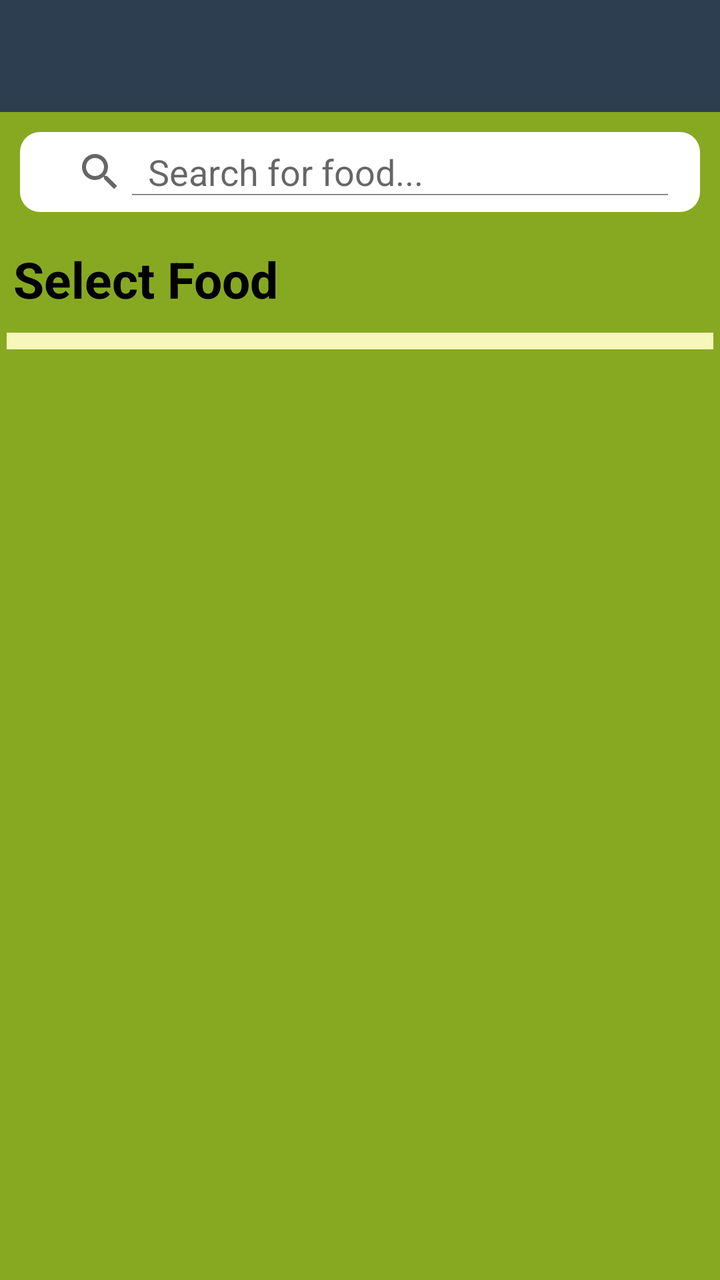
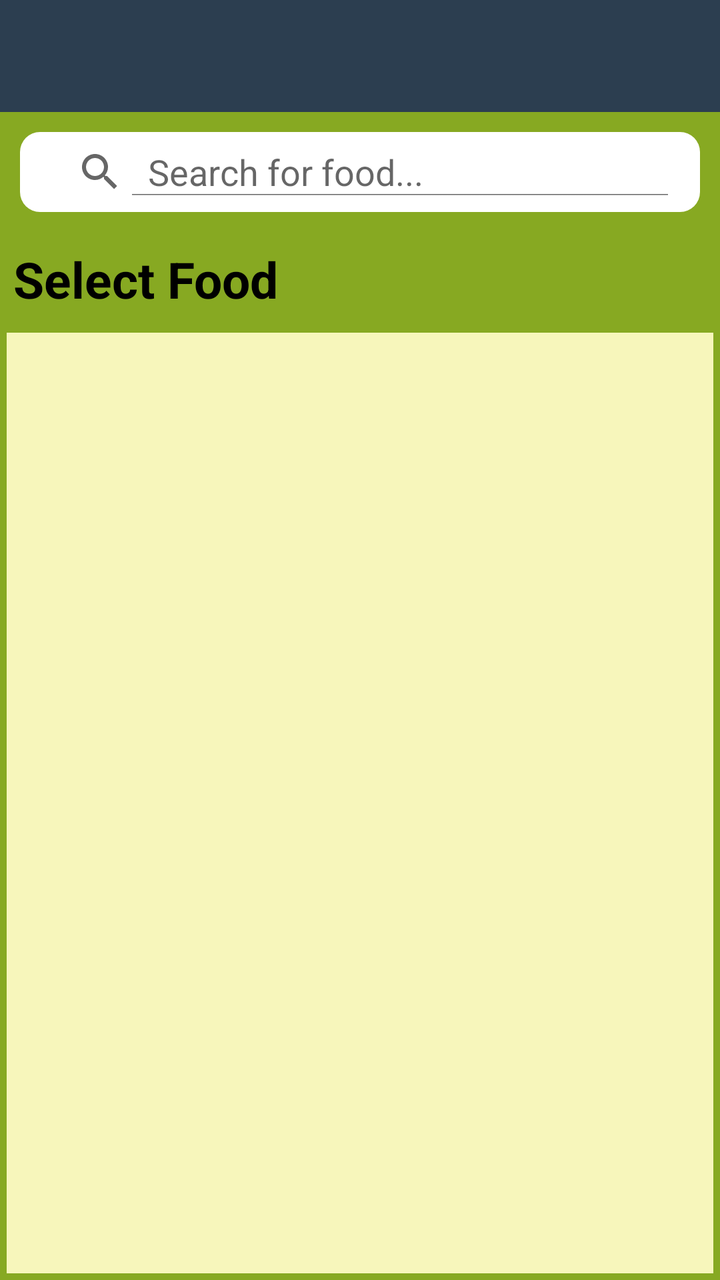

An Android layout rendered at two revisions. The XML below is the earlier revision; the diff shows what the commit changed to produce the second picture.
<!-- AndroidManifest.xml: application theme AppTheme -->
<!-- res/layout/homepage.xml -->
<LinearLayout android:orientation="vertical" android:minWidth="25px" android:minHeight="25px" android:layout_width="match_parent" android:layout_height="match_parent" android:id="@+id/linearLayout1" android:background="@android:color/holo_blue_dark" xmlns:android="http://schemas.android.com/apk/res/android"><com.google.android.material.appbar.AppBarLayout android:layout_width="match_parent" android:layout_height="wrap_content" android:theme="@style/AppTheme.AppBarOverlay"><androidx.appcompat.widget.Toolbar android:id="@+id/toolbar" android:layout_width="match_parent" android:layout_height="?attr/actionBarSize" android:background="?attr/colorPrimary" /></com.google.android.material.appbar.AppBarLayout><LinearLayout android:orientation="vertical" android:id="@+id/linearLayout2" android:layout_width="match_parent" android:layout_height="match_parent" android:background="#87A922"><SearchView android:layout_width="match_parent" android:layout_height="40dp" android:layout_margin="10dp" android:background="@drawable/search_view_background" android:id="@+id/searchfood" android:gravity="center_horizontal" android:queryHint="Search for food..." android:iconifiedByDefault="false" /><TextView android:text="Select Food" android:textAppearance="?android:attr/textAppearanceLarge" android:layout_width="match_parent" android:layout_height="wrap_content" android:textStyle="bold" android:textSize="25dp" android:textColor="#000000" android:paddingLeft="20px" android:paddingTop="20px" android:paddingBottom="20px" android:fontFamily="" /><ScrollView android:id="@+id/linearLayout2" android:layout_width="wrap_content" android:layout_height="wrap_content" android:minWidth="25px" android:minHeight="25px" android:layout_margin="10px" android:background="#F7F6BB" android:orientation="vertical"><ListView android:layout_width="match_parent" android:layout_height="match_parent" android:id="@+id/listview1" android:layout_weight="1" /></ScrollView></LinearLayout></LinearLayout>
<!-- resources referenced by this layout -->
<resources>
  <!-- drawable search_view_background (drawable) -->
  <shape xmlns:android="http://schemas.android.com/apk/res/android"><solid android:color="#FFFFFF" /><corners android:radius="10dp" /><padding android:left="8dp" android:top="8dp" android:right="8dp" android:bottom="8dp" /></shape>
  <style name="AppTheme.AppBarOverlay" parent="ThemeOverlay.MaterialComponents.Dark.ActionBar" />
  <style name="AppTheme" parent="Theme.MaterialComponents.Light.DarkActionBar"><item name="colorPrimary">@color/colorPrimary</item><item name="colorPrimaryDark">@color/colorPrimaryDark</item><item name="colorAccent">@color/colorAccent</item><item name="windowActionBar">false</item><item name="windowNoTitle">true</item></style>
  <color name="colorPrimary">#2c3e50</color>
  <color name="colorPrimaryDark">#1B3147</color>
  <color name="colorAccent">#3498db</color>
</resources>

<!-- the commit's change to res/layout/homepage.xml (unified diff, before → after) -->
@@ -1 +1 @@
-<LinearLayout android:orientation="vertical" android:minWidth="25px" android:minHeight="25px" android:layout_width="match_parent" android:layout_height="match_parent" android:id="@+id/linearLayout1" android:background="@android:color/holo_blue_dark" xmlns:android="http://schemas.android.com/apk/res/android"><com.google.android.material.appbar.AppBarLayout android:layout_width="match_parent" android:layout_height="wrap_content" android:theme="@style/AppTheme.AppBarOverlay"><androidx.appcompat.widget.Toolbar android:id="@+id/toolbar" android:layout_width="match_parent" android:layout_height="?attr/actionBarSize" android:background="?attr/colorPrimary" /></com.google.android.material.appbar.AppBarLayout><LinearLayout android:orientation="vertical" android:id="@+id/linearLayout2" android:layout_width="match_parent" android:layout_height="match_parent" android:background="#87A922"><SearchView android:layout_width="match_parent" android:layout_height="40dp" android:layout_margin="10dp" android:background="@drawable/search_view_background" android:id="@+id/searchfood" android:gravity="center_horizontal" android:queryHint="Search for food..." android:iconifiedByDefault="false" /><TextView android:text="Select Food" android:textAppearance="?android:attr/textAppearanceLarge" android:layout_width="match_parent" android:layout_height="wrap_content" android:textStyle="bold" android:textSize="25dp" android:textColor="#000000" android:paddingLeft="20px" android:paddingTop="20px" android:paddingBottom="20px" android:fontFamily="" /><ScrollView android:id="@+id/linearLayout2" android:layout_width="wrap_content" android:layout_height="wrap_content" android:minWidth="25px" android:minHeight="25px" android:layout_margin="10px" android:background="#F7F6BB" android:orientation="vertical"><ListView android:layout_width="match_parent" android:layout_height="match_parent" android:id="@+id/listview1" android:layout_weight="1" /></ScrollView></LinearLayout></LinearLayout>
+<LinearLayout android:orientation="vertical" android:minWidth="25px" android:minHeight="25px" android:layout_width="match_parent" android:layout_height="match_parent" android:id="@+id/linearLayout1" android:background="@android:color/holo_blue_dark" xmlns:android="http://schemas.android.com/apk/res/android"><com.google.android.material.appbar.AppBarLayout android:layout_width="match_parent" android:layout_height="wrap_content" android:theme="@style/AppTheme.AppBarOverlay"><androidx.appcompat.widget.Toolbar android:id="@+id/toolbar" android:layout_width="match_parent" android:layout_height="?attr/actionBarSize" android:background="?attr/colorPrimary" /></com.google.android.material.appbar.AppBarLayout><LinearLayout android:orientation="vertical" android:id="@+id/linearLayout2" android:layout_width="match_parent" android:layout_height="match_parent" android:background="#87A922"><SearchView android:layout_width="match_parent" android:layout_height="40dp" android:layout_margin="10dp" android:background="@drawable/search_view_background" android:id="@+id/searchfood" android:gravity="center_horizontal" android:queryHint="Search for food..." android:iconifiedByDefault="false" /><TextView android:text="Select Food" android:textAppearance="?android:attr/textAppearanceLarge" android:layout_width="match_parent" android:layout_height="wrap_content" android:textStyle="bold" android:textSize="25dp" android:textColor="#000000" android:paddingLeft="20px" android:paddingTop="20px" android:paddingBottom="20px" android:fontFamily="" /><LinearLayout android:orientation="vertical" android:minWidth="25px" android:minHeight="25px" android:layout_width="match_parent" android:layout_height="match_parent" android:layout_margin="10px" android:id="@+id/linearLayout3" android:background="#F7F6BB"><ListView android:layout_width="match_parent" android:layout_height="match_parent" android:id="@+id/listview1" android:layout_weight="1" /></LinearLayout></LinearLayout></LinearLayout>
